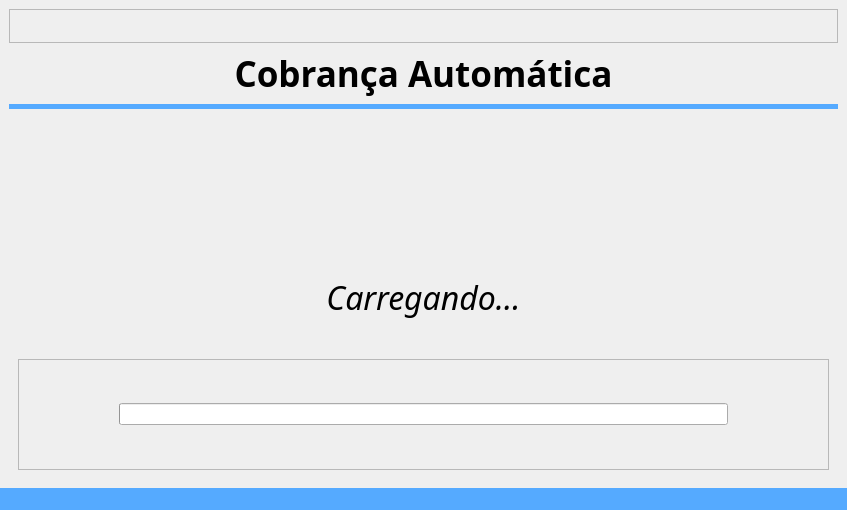
Old version of the form code/src/ui/window_cobranca.ui in the repository Sl3nc/Email_Debt.
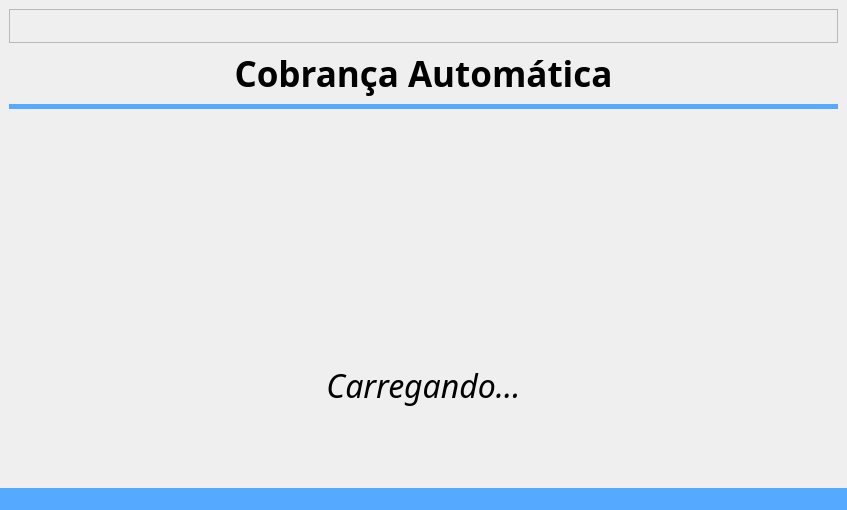
New version of the form. The open tabs and pages were chosen to show the change. Icons and pictures are not drawn.

Diff of the .ui file:
```diff
--- a/code/src/ui/window_cobranca.ui
+++ b/code/src/ui/window_cobranca.ui
@@ -468,27 +468,6 @@
           </property>
          </spacer>
         </item>
-        <item row="3" column="0" colspan="3">
-         <widget class="QFrame" name="frame_3">
-          <property name="frameShape">
-           <enum>QFrame::Shape::StyledPanel</enum>
-          </property>
-          <property name="frameShadow">
-           <enum>QFrame::Shadow::Raised</enum>
-          </property>
-          <layout class="QGridLayout" name="gridLayout_9">
-           <property name="leftMargin">
-            <number>100</number>
-           </property>
-           <property name="rightMargin">
-            <number>100</number>
-           </property>
-           <item row="0" column="0">
-            <widget class="QProgressBar" name="progressBar"/>
-           </item>
-          </layout>
-         </widget>
-        </item>
         <item row="0" column="2">
          <spacer name="horizontalSpacer_2">
           <property name="orientation">
@@ -524,7 +503,9 @@
           </property>
          </widget>
         </item>
-        <item row="2" column="1">
+        <item row="1" column="0" colspan="3">
+         <layout class="QGridLayout" name="gridLayout_9">
+          <item row="0" column="0">
          <widget class="QLabel" name="label_load_title">
           <property name="font">
            <font>
@@ -546,6 +527,8 @@
          </widget>
         </item>
        </layout>
+        </item>
+       </layout>
       </widget>
       <widget class="QWidget" name="page_5">
        <layout class="QGridLayout" name="gridLayout">
```
Left out of the diff: 5 changed lines with no effect on the pictures. Lines whose indentation alone changed are shown as unchanged.
